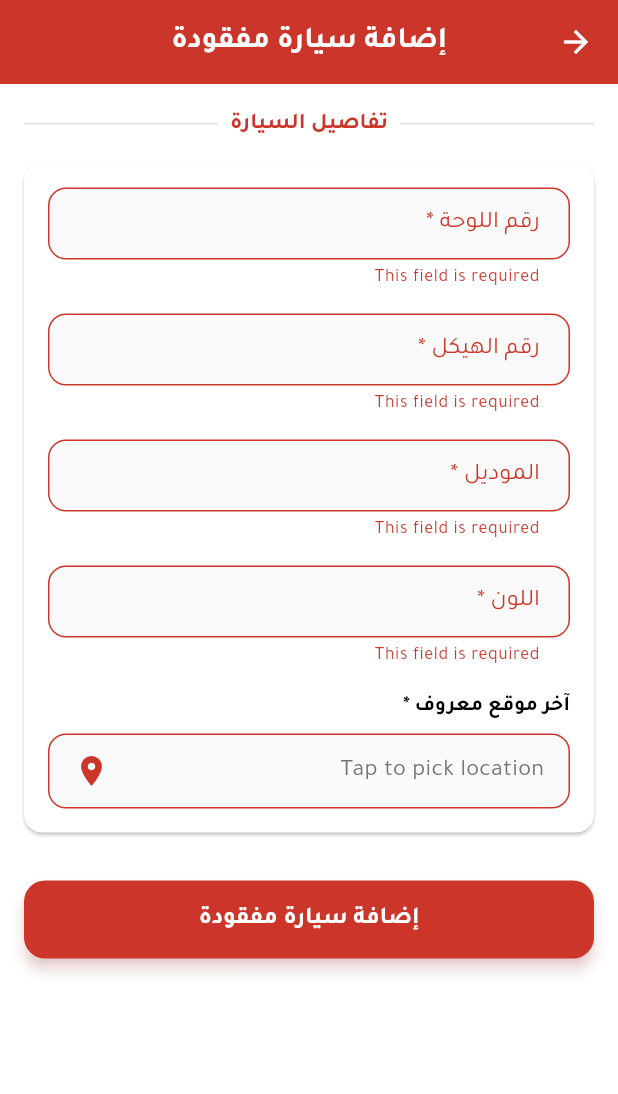
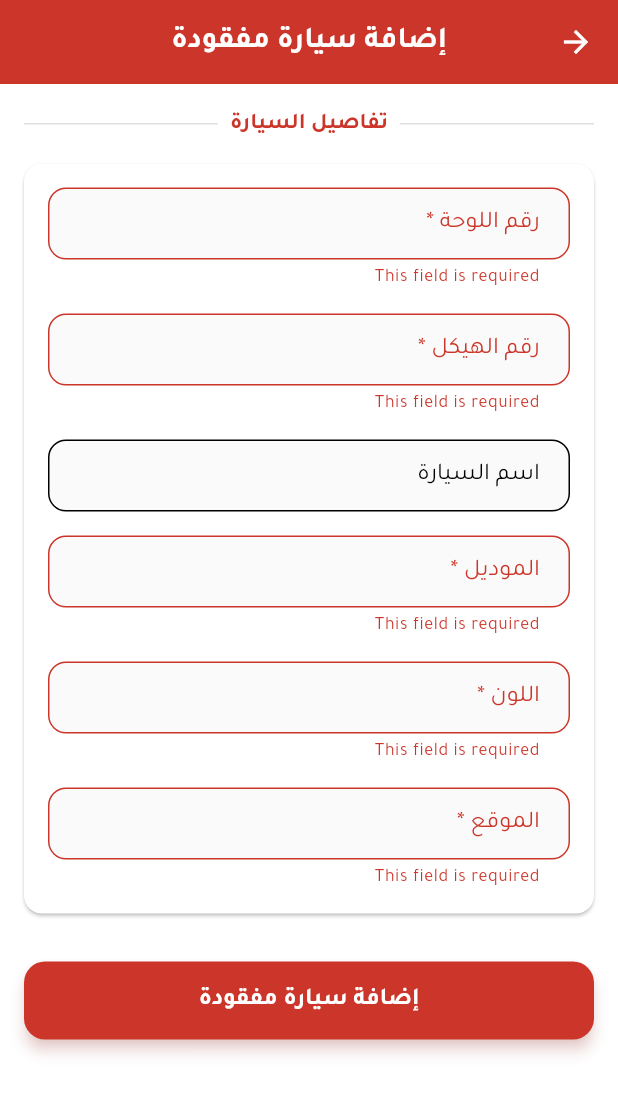
Before and after one commit to ZOALSD/legate_my_car_app, a Flutter app: the LostCarFormView screen opened directly, after a tap on "إضافة سيارة مفقودة", on a phone screen of 412 x 824 dp. Shown: the top 1094 px of the screen. Run offline on Flutter 3.47's test engine with Material 3 defaults, Android fonts, the phone set to English and light mode, and no system bars; our stand-ins replace cached_network_image, connectivity_plus, dio, firebase_core, flutter_map, flutter_secure_storage and 8 more; accounts and stored records are empty; project files that could hold a hidden picture were left out.

Commit message:
Add car name field and update translations for lost car requests
- Added optional car name field to LostCarRequestModel and updated related services and view models to handle this new field.
- Enhanced LostCarFormView to include input for car name with appropriate translations in both English and Arabic.
- Updated the menu view to conditionally display logout option based on user login status.
- Refactored MyLostCarsView to refresh guest status check upon opening, improving user experience.
- Integrated Google Sign-In button with navigation adjustments based on user login state.

```diff
--- a/lib/models/lost_car_request_model.dart
+++ b/lib/models/lost_car_request_model.dart
@@ -5,6 +5,7 @@ class LostCarRequestModel {
   final int requestNumber;
   final String chassisNumber;
   final String plateNumber;
+  final String? carName;
   final String model;
   final String color;
   final String lastKnownLocation;
@@ -16,6 +17,7 @@ class LostCarRequestModel {
     required this.requestNumber,
     required this.chassisNumber,
     required this.plateNumber,
+    this.carName,
     required this.model,
     required this.color,
     required this.lastKnownLocation,
@@ -29,6 +31,7 @@ class LostCarRequestModel {
       requestNumber: json['request_number'] ?? 0,
       chassisNumber: json['chassis_number'] ?? '',
       plateNumber: json['plate_number'] ?? '',
+      carName: json['car_name'],
       model: json['model'] ?? '',
       color: json['color'] ?? '',
       lastKnownLocation: json['last_known_location'] ?? '',
@@ -43,10 +46,9 @@ class LostCarRequestModel {
 
   Map<String, dynamic> toJson() {
     return {
-      'id': id,
-      'request_number': requestNumber,
       'chassis_number': chassisNumber,
       'plate_number': plateNumber,
+      if (carName != null) 'car_name': carName,
       'model': model,
       'color': color,
       'last_known_location': lastKnownLocation,
@@ -68,7 +70,7 @@ class LostCarRequestModel {
       originalRequestId: id, // Store original UUID string
       plateNumber: plateNumber,
       chassisNumber: chassisNumber,
-      brand: '', // Not available in API
+      brand: carName ?? '', // Use car_name if available
       model: model,
       color: color,
       description: '', // Not available in API
--- a/lib/services/lost_car_request_service.dart
+++ b/lib/services/lost_car_request_service.dart
@@ -64,6 +64,7 @@ class LostCarRequestService {
     required String id,
     required String chassisNumber,
     required String plateNumber,
+    String? carName,
     required String model,
     required String color,
     required String lastKnownLocation,
@@ -82,6 +83,7 @@ class LostCarRequestService {
       final requestData = {
         'chassis_number': chassisNumber,
         'plate_number': plateNumber,
+        if (carName != null && carName.isNotEmpty) 'car_name': carName,
         'model': model,
         'color': color,
         'last_known_location': lastKnownLocation,
@@ -129,6 +131,7 @@ class LostCarRequestService {
   static Future<LostCarRequestModel> createLostCarRequest({
     required String chassisNumber,
     required String plateNumber,
+    String? carName,
     required String model,
     required String color,
     required String lastKnownLocation,
@@ -147,6 +150,7 @@ class LostCarRequestService {
       final requestData = {
         'chassis_number': chassisNumber,
         'plate_number': plateNumber,
+        if (carName != null && carName.isNotEmpty) 'car_name': carName,
         'model': model,
         'color': color,
         'last_known_location': lastKnownLocation,
--- a/lib/translations/ar_translations.dart
+++ b/lib/translations/ar_translations.dart
@@ -41,6 +41,13 @@ class ArTranslations {
     'STATUS': 'الحالة',
     'LOST_DATE': 'تاريخ الفقدان',
     'LOCATION': 'الموقع',
+    'ENTER_PLATE_NUMBER': 'أدخل رقم اللوحة',
+    'ENTER_CHASSIS_NUMBER': 'أدخل رقم الهيكل',
+    'ENTER_CAR_NAME': 'أدخل اسم السيارة',
+    'ENTER_MODEL': 'أدخل الموديل',
+    'ENTER_COLOR': 'أدخل اللون',
+    'ENTER_LOCATION': 'أدخل الموقع',
+    'PLEASE_ENTER_LOCATION': 'الرجاء إدخال الموقع',
     'CONTACT': 'التواصل',
     'DESCRIPTION': 'الوصف',
     'CONTACT_OWNER': 'التواصل مع المالك',
@@ -163,6 +170,10 @@ class ArTranslations {
     'LOGOUT': 'تسجيل الخروج',
     'LOGOUT_CONFIRM': 'هل أنت متأكد من أنك تريد تسجيل الخروج؟',
     'CANCEL': 'إلغاء',
+    'LOGIN_REQUIRED': 'يجب عليك تسجيل الدخول للمتابعة',
+    'LOGIN_REQUIRED_MESSAGE':
+        'يجب عليك تسجيل الدخول لتمكين رفع سيارات مفقودة والحصول على إشعارات عندما تم العثور عليها',
+    'LOGIN': 'تسجيل الدخول',
 
     // Account Page
     'NAME': 'الاسم',
--- a/lib/translations/en_translations.dart
+++ b/lib/translations/en_translations.dart
@@ -40,6 +40,13 @@ class EnTranslations {
     'STATUS': 'Status',
     'LOST_DATE': 'Lost Date',
     'LOCATION': 'Location',
+    'ENTER_PLATE_NUMBER': 'Enter plate number',
+    'ENTER_CHASSIS_NUMBER': 'Enter chassis number',
+    'ENTER_CAR_NAME': 'Enter car name',
+    'ENTER_MODEL': 'Enter model',
+    'ENTER_COLOR': 'Enter color',
+    'ENTER_LOCATION': 'Enter location',
+    'PLEASE_ENTER_LOCATION': 'Please enter a location',
     'CONTACT': 'Contact',
     'DESCRIPTION': 'Description',
     'CONTACT_OWNER': 'Contact Owner',
@@ -162,6 +169,10 @@ class EnTranslations {
     'LOGOUT': 'Logout',
     'LOGOUT_CONFIRM': 'Are you sure you want to logout?',
     'CANCEL': 'Cancel',
+    'LOGIN_REQUIRED': 'Login Required',
+    'LOGIN_REQUIRED_MESSAGE':
+        'You need to login to enable uploading lost cars and receiving notifications when they are found',
+    'LOGIN': 'Login',
 
     // Account Page
     'NAME': 'Name',
--- a/lib/views/lost_car_form_view.dart
+++ b/lib/views/lost_car_form_view.dart
@@ -3,7 +3,6 @@ import 'package:get/get.dart';
 import '../models/missing_car_model.dart';
 import '../viewmodels/missing_car_viewmodel.dart';
 import '../theme/app_theme.dart';
-import 'location_picker_view.dart';
 
 class LostCarFormView extends StatefulWidget {
   final MissingCarModel? car; // null for create, non-null for update
@@ -18,13 +17,12 @@ class _LostCarFormViewState extends State<LostCarFormView> {
   final _formKey = GlobalKey<FormState>();
   final _plateNumberController = TextEditingController();
   final _chassisNumberController = TextEditingController();
+  final _carNameController = TextEditingController();
   final _modelController = TextEditingController();
   final _colorController = TextEditingController();
   final _locationController = TextEditingController();
 
   bool _isLoading = false;
-  double? _selectedLatitude;
-  double? _selectedLongitude;
 
   bool get isUpdateMode => widget.car != null;
 
@@ -32,7 +30,10 @@ class _LostCarFormViewState extends State<LostCarFormView> {
   void initState() {
     super.initState();
     if (isUpdateMode) {
-      _populateFormFields();
+      // Use addPostFrameCallback to ensure UI is ready before setting text
+      WidgetsBinding.instance.addPostFrameCallback((_) {
+        _populateFormFields();
+      });
     }
   }
 
@@ -40,15 +41,23 @@ class _LostCarFormViewState extends State<LostCarFormView> {
     final car = widget.car!;
     _plateNumberController.text = car.plateNumber;
     _chassisNumberController.text = car.chassisNumber;
+    _carNameController.text = car.brand; // Use brand as car name
     _modelController.text = car.model;
     _colorController.text = car.color;
-    _locationController.text = car.lastKnownLocation;
+
+    // Set location text if available and trigger rebuild
+    if (car.lastKnownLocation.isNotEmpty) {
+      setState(() {
+        _locationController.text = car.lastKnownLocation;
+      });
+    }
   }
 
   @override
   void dispose() {
     _plateNumberController.dispose();
     _chassisNumberController.dispose();
+    _carNameController.dispose();
     _modelController.dispose();
     _colorController.dispose();
     _locationController.dispose();
@@ -99,32 +108,44 @@ class _LostCarFormViewState extends State<LostCarFormView> {
                       _buildTextField(
                         controller: _plateNumberController,
                         label: 'PLATE_NUMBER'.tr,
-                        hint: 'Enter plate number',
+                        hint: 'ENTER_PLATE_NUMBER'.tr,
                         required: true,
                       ),
                       const SizedBox(height: 16),
                       _buildTextField(
                         controller: _chassisNumberController,
                         label: 'CHASSIS_NUMBER'.tr,
-                        hint: 'Enter chassis number',
+                        hint: 'ENTER_CHASSIS_NUMBER'.tr,
                         required: true,
+                      ),
+                      const SizedBox(height: 16),
+                      _buildTextField(
+                        controller: _carNameController,
+                        label: 'CAR_NAME'.tr,
+                        hint: 'ENTER_CAR_NAME'.tr,
+                        required: false,
                       ),
                       const SizedBox(height: 16),
                       _buildTextField(
                         controller: _modelController,
                         label: 'MODEL'.tr,
-                        hint: 'Enter model',
+                        hint: 'ENTER_MODEL'.tr,
                         required: true,
                       ),
                       const SizedBox(height: 16),
                       _buildTextField(
                         controller: _colorController,
                         label: 'COLOR'.tr,
-                        hint: 'Enter color',
+                        hint: 'ENTER_COLOR'.tr,
                         required: true,
                       ),
                       const SizedBox(height: 16),
-                      _buildLocationField(),
+                      _buildTextField(
+                        controller: _locationController,
+                        label: 'LOCATION'.tr,
+                        hint: 'ENTER_LOCATION'.tr,
+                        required: true,
+                      ),
                     ],
                   ),
                 ),
@@ -157,7 +178,9 @@ class _LostCarFormViewState extends State<LostCarFormView> {
                           ),
                         )
                       : Text(
-                          isUpdateMode ? 'UPDATE_LOST_CAR'.tr : 'ADD_LOST_CAR'.tr,
+                          isUpdateMode
+                              ? 'UPDATE_LOST_CAR'.tr
+                              : 'ADD_LOST_CAR'.tr,
                           style: const TextStyle(
                             fontSize: 16,
                             fontWeight: FontWeight.w600,
@@ -232,76 +255,16 @@ class _LostCarFormViewState extends State<LostCarFormView> {
     );
   }
 
-  Widget _buildLocationField() {
-    return Column(
-      crossAxisAlignment: CrossAxisAlignment.start,
-      children: [
-        Text(
-          'LAST_KNOWN_LOCATION'.tr + ' *',
-          style: const TextStyle(
-            fontSize: 14,
-            fontWeight: FontWeight.w600,
-            color: AppTheme.textPrimaryColor,
-          ),
-        ),
-        const SizedBox(height: 8),
-        InkWell(
-          onTap: () async {
-            final result = await Get.to(
-              () => LocationPickerView(
-                initialLatitude: _selectedLatitude,
-                initialLongitude: _selectedLongitude,
-              ),
-            );
-
-            if (result != null) {
-              setState(() {
-                _selectedLatitude = result['latitude'];
-                _selectedLongitude = result['longitude'];
-                _locationController.text = result['address'] ?? '';
-              });
-            }
-          },
-          child: Container(
-            padding: const EdgeInsets.symmetric(horizontal: 16, vertical: 12),
-            decoration: BoxDecoration(
-              color: Colors.grey.shade50,
-              borderRadius: BorderRadius.circular(12),
-              border: Border.all(color: AppTheme.primaryColor),
-            ),
-            child: Row(
-              children: [
-                Expanded(
-                  child: Text(
-                    _locationController.text.isEmpty
-                        ? 'Tap to pick location'
-                        : _locationController.text,
-                    style: TextStyle(
-                      fontSize: 16,
-                      color: _locationController.text.isEmpty
-                          ? Colors.grey.shade600
-                          : Colors.black,
-                    ),
-                  ),
-                ),
-                const Icon(Icons.location_on, color: AppTheme.primaryColor),
-              ],
-            ),
-          ),
-        ),
-      ],
-    );
-  }
-
   Future<void> _submitForm() async {
     if (!_formKey.currentState!.validate()) {
       return;
     }
 
-    if (_locationController.text.isEmpty || _selectedLatitude == null) {
+    // Validate location: text is required
+    if (_locationController.text.isEmpty) {
       ScaffoldMessenger.of(context).showSnackBar(
         SnackBar(
-          content: Text('Please select a location'.tr),
+          content: Text('PLEASE_ENTER_LOCATION'.tr),
           backgroundColor: AppTheme.errorColor,
           behavior: SnackBarBehavior.fixed,
         ),
@@ -324,13 +287,22 @@ class _LostCarFormViewState extends State<LostCarFormView> {
           plateNumber: _plateNumberController.text.trim(),
           chassisNumber: _chassisNumberController.text.trim(),
           brand: widget.car!.brand, // Keep original brand (not sent to API)
+          carName: _carNameController.text.trim().isEmpty
+              ? null
+              : _carNameController.text.trim(),
           model: _modelController.text.trim(),
           color: _colorController.text.trim(),
-          description: widget.car!.description, // Keep original description (not sent to API)
+          description: widget
+              .car!
+              .description, // Keep original description (not sent to API)
           lastKnownLocation: _locationController.text.trim(),
-          contactInfo: widget.car!.contactInfo, // Keep original contactInfo (not sent to API)
+          contactInfo: widget
+              .car!
+              .contactInfo, // Keep original contactInfo (not sent to API)
           status: widget.car!.status, // Keep original status (not sent to API)
-          rewardAmount: widget.car!.rewardAmount, // Keep original rewardAmount (not sent to API)
+          rewardAmount: widget
+              .car!
+              .rewardAmount, // Keep original rewardAmount (not sent to API)
           imageFile: null, // Image not supported by API
         );
       } else {
@@ -338,6 +310,9 @@ class _LostCarFormViewState extends State<LostCarFormView> {
         success = await viewModel.createLostCarRequest(
           plateNumber: _plateNumberController.text.trim(),
           chassisNumber: _chassisNumberController.text.trim(),
+          carName: _carNameController.text.trim().isEmpty
+              ? null
+              : _carNameController.text.trim(),
           model: _modelController.text.trim(),
           color: _colorController.text.trim(),
           lastKnownLocation: _locationController.text.trim(),
```
Also changed, not shown: lib/viewmodels/missing_car_viewmodel.dart (+8 -2 lines), lib/views/menu_view.dart (+22 -4 lines), lib/views/my_lost_cars_view.dart (+19 -71 lines), lib/widgets/google_sign_in_button.dart (+14 -5 lines).
